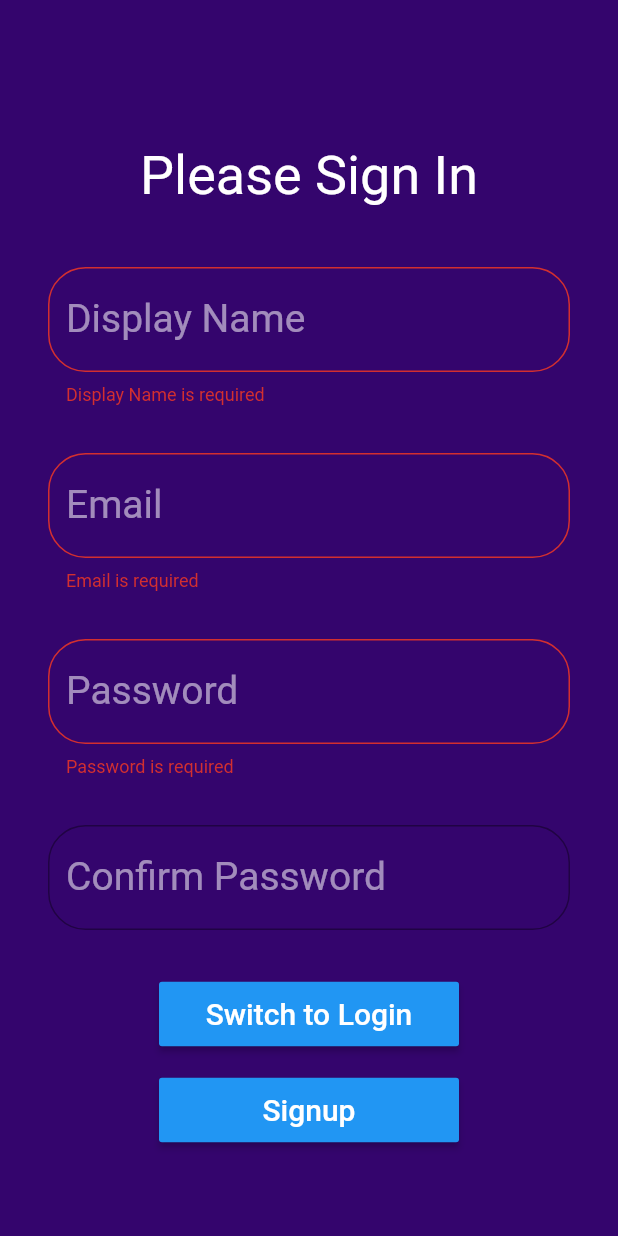
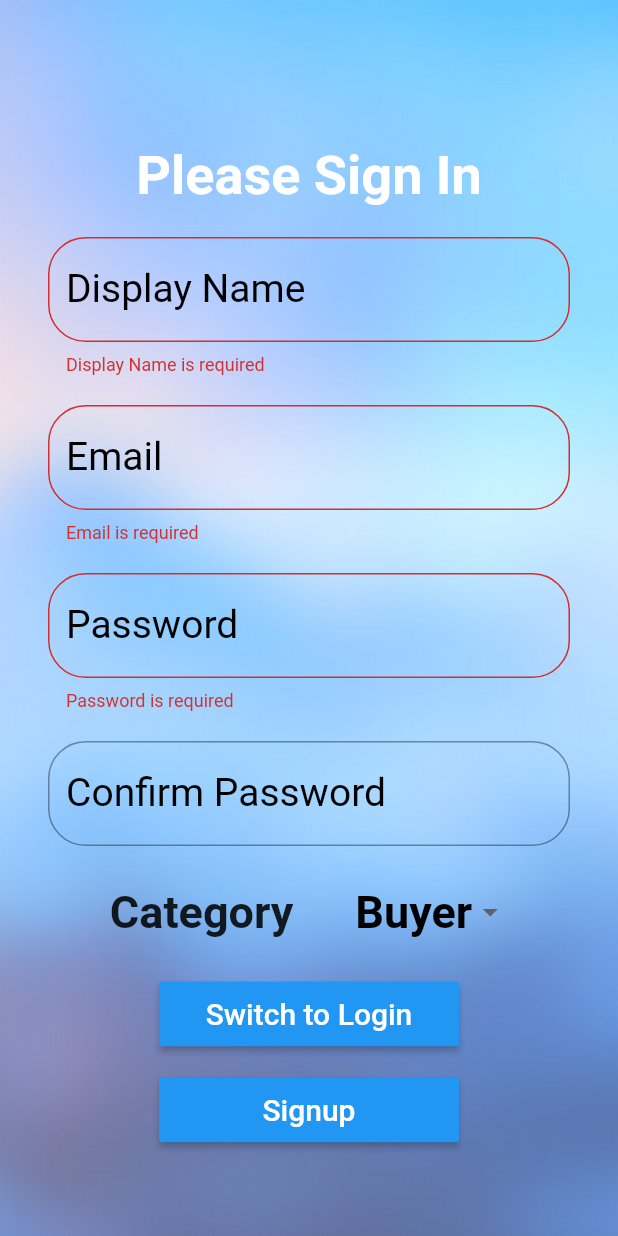
Before and after one commit to lakshygupta/BeatCorona-HackOn, a Flutter app: the screen it shows after launch, after a tap on an icon or button, on a phone screen of 412 x 824 dp. Run offline on Flutter 3.47's test engine with Material 2 defaults, Android fonts, the phone set to English and light mode, and no system bars; our stand-ins replace firebase_auth, firebase_core, firebase_database, firebase_messaging, webview_flutter; missing offline and left inert: flutter_webview_plugin; accounts and stored records are empty.

Commit message:
Registeration modified

```diff
--- a/lib/newsfeeds.dart
+++ b/lib/Drawer/newsfeeds.dart
@@ -1,6 +1,6 @@
 import 'package:flutter/material.dart';
 import 'package:http/http.dart' as http;
-import 'constant.dart';
+import '../api/constant.dart';
 import 'dart:async';
 import 'dart:convert';
 import 'package:flutter/foundation.dart';
--- a/lib/world_cases.dart
+++ b/lib/Drawer/world_cases.dart
@@ -1,7 +1,7 @@
 import 'package:flutter/material.dart';
 import 'package:http/http.dart' as http;
 import 'dart:convert';
-import 'search.dart';
+import '../search.dart';
 class UserList1 extends StatelessWidget{
   List countryData;
 
--- a/lib/api/food_api.dart
+++ b/lib/api/food_api.dart
@@ -1,6 +1,6 @@
-import 'package:flutternewsapp/auth_notifier.dart';
+import 'package:flutternewsapp/api/auth_notifier.dart';
 import 'package:firebase_auth/firebase_auth.dart';
-import 'package:flutternewsapp/user.dart';
+import 'package:flutternewsapp/model/user.dart';
 
 login(User user, AuthNotifier authNotifier) async {
   AuthResult authResult = await FirebaseAuth.instance
--- a/lib/login.dart
+++ b/lib/login.dart
@@ -1,9 +1,9 @@
 
 import 'package:flutter/material.dart';
-import 'package:flutternewsapp/user.dart';
+import 'package:flutternewsapp/model/user.dart';
 import 'package:provider/provider.dart';
 import 'api/food_api.dart';
-import 'auth_notifier.dart';
+import 'api/auth_notifier.dart';
 
 enum AuthMode { Signup, Login }
 
@@ -18,7 +18,8 @@ class _LoginState extends State<Login> {
   final GlobalKey<FormState> _formKey = GlobalKey<FormState>();
   final TextEditingController _passwordController = new TextEditingController();
   AuthMode _authMode = AuthMode.Login;
-
+  var types = ['Seller','Buyer'];
+  var currentselected = 'Buyer';
   User _user = User();
 
   @override
@@ -48,15 +49,15 @@ class _LoginState extends State<Login> {
     return TextFormField(
       decoration: InputDecoration(
         labelText: "Display Name",
-          border: new OutlineInputBorder(
-            borderRadius: new BorderRadius.circular(25.0),
-            borderSide: new BorderSide(),
-          ),
-        labelStyle: TextStyle(color: Colors.white54),
+        border: new OutlineInputBorder(
+          borderRadius: new BorderRadius.circular(25.0),
+          borderSide: new BorderSide(),
+        ),
+        labelStyle: TextStyle(color: Colors.black),
       ),
       keyboardType: TextInputType.text,
-      style: TextStyle(fontSize: 26, color: Colors.white),
-      cursorColor: Colors.white,
+      style: TextStyle(fontSize: 26, color: Colors.black),
+      cursorColor: Colors.black,
       validator: (String value) {
         if (value.isEmpty) {
           return 'Display Name is required';
@@ -73,6 +74,59 @@ class _LoginState extends State<Login> {
       },
     );
   }
+  Widget _buildshopname() {
+    return TextFormField(
+      decoration: InputDecoration(
+        labelText: "Shop Name",
+        border: new OutlineInputBorder(
+          borderRadius: new BorderRadius.circular(25.0),
+          borderSide: new BorderSide(),
+        ),
+        labelStyle: TextStyle(color: Colors.black),
+      ),
+      keyboardType: TextInputType.text,
+      style: TextStyle(fontSize: 26, color: Colors.black),
+      cursorColor: Colors.black,
+      validator: (String value) {
+        if (value.isEmpty) {
+          return 'Shop Name is required';
+        }
+
+        if (value.length < 5 ) {
+          return 'Shop Name must be betweem 5 and 12 characters';
+        }
+
+        return null;
+      },
+      onSaved: (String value) {
+      },
+    );
+  }
+  Widget _buildcat() {
+    return Row(
+      mainAxisAlignment: MainAxisAlignment.spaceEvenly,
+      children: <Widget>[
+        Text('Category',
+          style: TextStyle(fontSize: 30,fontWeight: FontWeight.bold),),
+        DropdownButton<String>(
+          style:TextStyle(fontSize: 30,fontWeight: FontWeight.bold,color: Colors.black),
+          icon: Icon(Icons.arrow_drop_down),
+          underline: SizedBox(),
+          items: types.map((String string){
+            return DropdownMenuItem<String>(
+              value:string,
+              child: Text(string),
+            );
+          }).toList(),
+          onChanged: (String selected){
+            _ondropdownselected(selected);
+            print(currentselected);
+          },
+          value: currentselected,
+        ),
+      ],
+    );
+  }
 
   Widget _buildEmailField() {
     return TextFormField(
@@ -82,12 +136,12 @@ class _LoginState extends State<Login> {
             borderRadius: new BorderRadius.circular(25.0),
             borderSide: new BorderSide(),
           ),
-        labelStyle: TextStyle(color: Colors.white54),
+        labelStyle: TextStyle(color: Colors.black),
       ),
       keyboardType: TextInputType.emailAddress,
       initialValue: '',
-      style: TextStyle(fontSize: 26, color: Colors.white),
-      cursorColor: Colors.white,
+      style: TextStyle(fontSize: 26, color: Colors.black),
+      cursorColor: Colors.black,
       validator: (String value) {
         if (value.isEmpty) {
           return 'Email is required';
@@ -115,10 +169,10 @@ class _LoginState extends State<Login> {
             borderRadius: new BorderRadius.circular(25.0),
             borderSide: new BorderSide(),
           ),
-        labelStyle: TextStyle(color: Colors.white54),
+        labelStyle: TextStyle(color: Colors.black),
       ),
-      style: TextStyle(fontSize: 26, color: Colors.white),
-      cursorColor: Colors.white,
+      style: TextStyle(fontSize: 26, color: Colors.black),
+      cursorColor: Colors.black,
       obscureText: true,
       controller: _passwordController,
       validator: (String value) {
@@ -146,16 +200,15 @@ class _LoginState extends State<Login> {
             borderRadius: new BorderRadius.circular(25.0),
             borderSide: new BorderSide(),
           ),
-        labelStyle: TextStyle(color: Colors.white54),
+        labelStyle: TextStyle(color: Colors.black),
       ),
-      style: TextStyle(fontSize: 26, color: Colors.white),
-      cursorColor: Colors.white,
+      style: TextStyle(fontSize: 26, color: Colors.black),
+      cursorColor: Colors.black,
       obscureText: true,
       validator: (String value) {
         if (_passwordController.text != value) {
           return 'Passwords do not match';
         }
-
         return null;
       },
     );
@@ -167,10 +220,16 @@ class _LoginState extends State<Login> {
 
     return Scaffold(
       body: Container(
+
         constraints: BoxConstraints.expand(
           height: MediaQuery.of(context).size.height,
         ),
-        decoration: BoxDecoration(color: Color(0xff34056D)),
+        decoration: BoxDecoration(color: Colors.white,
+            image: DecorationImage(
+            image: AssetImage("assets/bg.PNG"),
+        fit: BoxFit.cover,
+        )
+        ),
         child: Form(
           autovalidate: true,
           key: _formKey,
@@ -182,17 +241,21 @@ class _LoginState extends State<Login> {
                   Text(
                     "Please Sign In",
                     textAlign: TextAlign.center,
-                    style: TextStyle(fontSize: 36, color: Colors.white),
+                    style: TextStyle(fontSize: 36, color: Colors.white,
+                    fontWeight: FontWeight.bold),
                   ),
-                  SizedBox(height: 40),
+                  SizedBox(height: 20),
                   _authMode == AuthMode.Signup ? _buildDisplayNameField() : Container(),
-                  SizedBox(height: 32),
+                  SizedBox(height: 20),
                   _buildEmailField(),
-                  SizedBox(height: 32),
+                  SizedBox(height: 20),
                   _buildPasswordField(),
-                  SizedBox(height: 32),
+                  SizedBox(height: 20),
                   _authMode == AuthMode.Signup ? _buildConfirmPasswordField() : Container(),
-                  SizedBox(height: 32),
+                  SizedBox(height: 20),
+                  _authMode == AuthMode.Signup ? _buildcat() : Container(),
+                  currentselected == 'Seller' ? _buildshopname():Container(),
+                  SizedBox(height: 20),
                   ButtonTheme(
                     minWidth: 200,
                     child: RaisedButton(
@@ -229,4 +292,11 @@ class _LoginState extends State<Login> {
       ),
     );
   }
+  void _ondropdownselected(String newvalue)
+  {
+    setState(() {
+
+      this.currentselected = newvalue;
+    });
+  }
 }
--- a/lib/user.dart
+++ b/lib/model/user.dart
@@ -4,4 +4,5 @@ class User
   String email;
   String password;
   String type;
+  String shopname;
 }
--- a/pubspec.yaml
+++ b/pubspec.yaml
@@ -14,6 +14,7 @@ dependencies:
   provider: ^3.1.0
   webview_flutter: ^0.3.14+1
   firebase_messaging: ^6.0.13
+  firebase_database: ^3.1.3
 
 dev_dependencies:
   flutter_test:
@@ -46,6 +47,7 @@ flutter:
      - assets/kush1.jpg
      - assets/sam.jpg
      - assets/lakshy.png
+     - assets/bg.PNG
      #  - images/a_dot_ham.jpeg
 
   # An image asset can refer to one or more resolution-specific "variants", see
```
Also changed, not shown: lib/homepage.dart (+78 -10 lines), lib/main.dart (+4 -4 lines), assets/bg.PNG (added), lib/Drawer/India_Search.dart (renamed from lib/India_Search.dart), lib/Drawer/bibliography.dart (renamed from lib/bibliography.dart), lib/Drawer/count.dart (renamed from lib/count.dart), lib/Drawer/description.dart (renamed from lib/description.dart), lib/Drawer/live_updates.dart (renamed from lib/live_updates.dart), lib/Drawer/precautions.dart (renamed from lib/precautions.dart), lib/api/auth_notifier.dart (renamed from lib/auth_notifier.dart), lib/api/constant.dart (renamed from lib/constant.dart), lib/model/data.dart (renamed from lib/data.dart).
